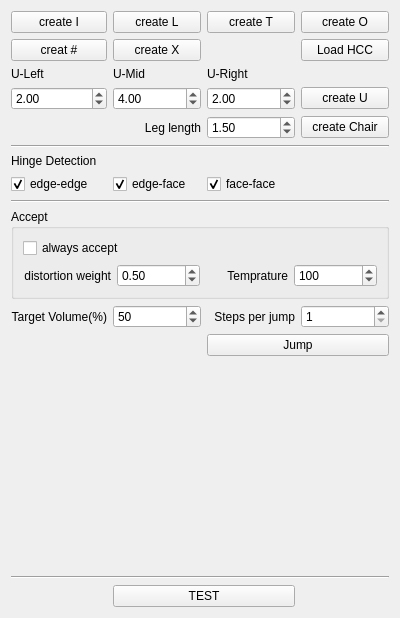
This is Foldabilizer/FoldabilizerWidget.ui in letienhung/fold-hcc as Qt 5 draws it before an edit. The edited form follows.
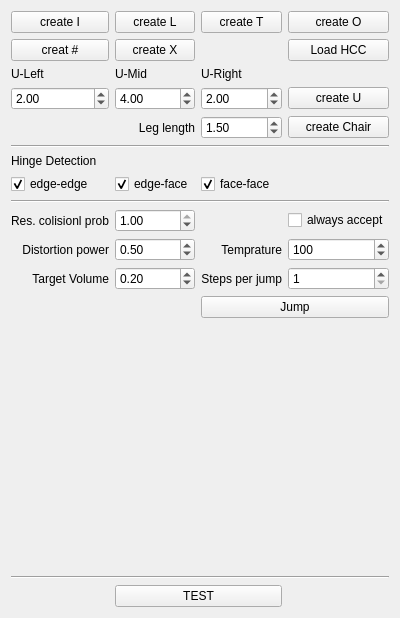
This is the edited form.

Commit message: limited proposeJump to hingeFolding sampled intersection between boxes

The edit to the form file:
```diff
--- a/Foldabilizer/FoldabilizerWidget.ui
+++ b/Foldabilizer/FoldabilizerWidget.ui
@@ -26,6 +26,60 @@
    <string>Form</string>
   </property>
   <layout class="QGridLayout" name="gridLayout">
+   <item row="3" column="0">
+    <widget class="QDoubleSpinBox" name="ULeft">
+     <property name="singleStep">
+      <double>0.500000000000000</double>
+     </property>
+     <property name="value">
+      <double>2.000000000000000</double>
+     </property>
+    </widget>
+   </item>
+   <item row="15" column="3">
+    <widget class="QSpinBox" name="stepsPerJump">
+     <property name="minimum">
+      <number>1</number>
+     </property>
+     <property name="maximum">
+      <number>10000</number>
+     </property>
+     <property name="singleStep">
+      <number>100</number>
+     </property>
+     <property name="value">
+      <number>1</number>
+     </property>
+    </widget>
+   </item>
+   <item row="0" column="3">
+    <widget class="QPushButton" name="createO">
+     <property name="text">
+      <string>create O</string>
+     </property>
+    </widget>
+   </item>
+   <item row="19" column="0" colspan="4">
+    <widget class="Line" name="line_2">
+     <property name="orientation">
+      <enum>Qt::Horizontal</enum>
+     </property>
+    </widget>
+   </item>
+   <item row="4" column="3">
+    <widget class="QPushButton" name="createChair">
+     <property name="text">
+      <string>create Chair</string>
+     </property>
+    </widget>
+   </item>
+   <item row="16" column="2" colspan="2">
+    <widget class="QPushButton" name="jumpButton">
+     <property name="text">
+      <string>Jump</string>
+     </property>
+    </widget>
+   </item>
    <item row="4" column="2">
     <widget class="QDoubleSpinBox" name="legLength">
      <property name="minimum">
@@ -42,71 +96,6 @@
      </property>
     </widget>
    </item>
-   <item row="9" column="0" colspan="4">
-    <widget class="QGroupBox" name="groupBox_2">
-     <property name="title">
-      <string>Accept</string>
-     </property>
-     <layout class="QGridLayout" name="gridLayout_3">
-      <item row="3" column="2">
-       <widget class="QLabel" name="label_3">
-        <property name="frameShape">
-         <enum>QFrame::NoFrame</enum>
-        </property>
-        <property name="text">
-         <string>Temprature</string>
-        </property>
-        <property name="alignment">
-         <set>Qt::AlignRight|Qt::AlignTrailing|Qt::AlignVCenter</set>
-        </property>
-       </widget>
-      </item>
-      <item row="3" column="1">
-       <widget class="QDoubleSpinBox" name="distWeight">
-        <property name="singleStep">
-         <double>0.100000000000000</double>
-        </property>
-        <property name="value">
-         <double>0.500000000000000</double>
-        </property>
-       </widget>
-      </item>
-      <item row="3" column="3">
-       <widget class="QSpinBox" name="temprature">
-        <property name="minimum">
-         <number>1</number>
-        </property>
-        <property name="maximum">
-         <number>1000</number>
-        </property>
-        <property name="singleStep">
-         <number>10</number>
-        </property>
-        <property name="value">
-         <number>100</number>
-        </property>
-       </widget>
-      </item>
-      <item row="1" column="0" colspan="2">
-       <widget class="QCheckBox" name="alwaysAccept">
-        <property name="text">
-         <string>always accept</string>
-        </property>
-       </widget>
-      </item>
-      <item row="3" column="0">
-       <widget class="QLabel" name="label_4">
-        <property name="text">
-         <string>distortion weight</string>
-        </property>
-        <property name="alignment">
-         <set>Qt::AlignRight|Qt::AlignTrailing|Qt::AlignVCenter</set>
-        </property>
-       </widget>
-      </item>
-     </layout>
-    </widget>
-   </item>
    <item row="3" column="3">
     <widget class="QPushButton" name="createU">
      <property name="text">
@@ -138,7 +127,7 @@
      </property>
     </widget>
    </item>
-   <item row="19" column="1" colspan="2">
+   <item row="21" column="1" colspan="2">
     <widget class="QPushButton" name="test">
      <property name="text">
       <string>TEST</string>
@@ -162,13 +151,6 @@
      </property>
     </widget>
    </item>
-   <item row="17" column="0" colspan="4">
-    <widget class="Line" name="line_2">
-     <property name="orientation">
-      <enum>Qt::Horizontal</enum>
-     </property>
-    </widget>
-   </item>
    <item row="0" column="2">
     <widget class="QPushButton" name="createT">
      <property name="text">
@@ -176,13 +158,6 @@
      </property>
     </widget>
    </item>
-   <item row="4" column="3">
-    <widget class="QPushButton" name="createChair">
-     <property name="text">
-      <string>create Chair</string>
-     </property>
-    </widget>
-   </item>
    <item row="4" column="1">
     <widget class="QLabel" name="label">
      <property name="text">
@@ -203,53 +178,17 @@
      </property>
     </widget>
    </item>
-   <item row="3" column="0">
-    <widget class="QDoubleSpinBox" name="ULeft">
-     <property name="singleStep">
-      <double>0.500000000000000</double>
-     </property>
-     <property name="value">
-      <double>2.000000000000000</double>
-     </property>
-    </widget>
-   </item>
-   <item row="13" column="3">
-    <widget class="QSpinBox" name="stepsPerJump">
-     <property name="minimum">
-      <number>1</number>
-     </property>
-     <property name="maximum">
-      <number>10000</number>
-     </property>
-     <property name="singleStep">
-      <number>100</number>
-     </property>
-     <property name="value">
-      <number>1</number>
-     </property>
-    </widget>
-   </item>
-   <item row="13" column="0">
+   <item row="15" column="0">
     <widget class="QLabel" name="label_5">
      <property name="text">
-      <string>Target Volume(%)</string>
+      <string>Target Volume</string>
      </property>
      <property name="alignment">
       <set>Qt::AlignRight|Qt::AlignTrailing|Qt::AlignVCenter</set>
      </property>
     </widget>
    </item>
-   <item row="13" column="1">
-    <widget class="QSpinBox" name="targetV">
-     <property name="singleStep">
-      <number>10</number>
-     </property>
-     <property name="value">
-      <number>50</number>
-     </property>
-    </widget>
-   </item>
-   <item row="16" column="0">
+   <item row="18" column="0">
     <spacer name="verticalSpacer">
      <property name="orientation">
       <enum>Qt::Vertical</enum>
@@ -269,7 +208,7 @@
      </property>
     </widget>
    </item>
-   <item row="13" column="2">
+   <item row="15" column="2">
     <widget class="QLabel" name="dsfs">
      <property name="text">
       <string>Steps per jump</string>
@@ -293,20 +232,6 @@
      </property>
     </widget>
    </item>
-   <item row="14" column="2" colspan="2">
-    <widget class="QPushButton" name="jumpButton">
-     <property name="text">
-      <string>Jump</string>
-     </property>
-    </widget>
-   </item>
-   <item row="0" column="3">
-    <widget class="QPushButton" name="createO">
-     <property name="text">
-      <string>create O</string>
-     </property>
-    </widget>
-   </item>
    <item row="1" column="0">
     <widget class="QPushButton" name="createSharp">
      <property name="text">
@@ -362,6 +287,95 @@
      </property>
     </widget>
    </item>
+   <item row="13" column="1">
+    <widget class="QDoubleSpinBox" name="distWeight">
+     <property name="singleStep">
+      <double>0.100000000000000</double>
+     </property>
+     <property name="value">
+      <double>0.500000000000000</double>
+     </property>
+    </widget>
+   </item>
+   <item row="13" column="0">
+    <widget class="QLabel" name="label_4">
+     <property name="text">
+      <string>Distortion power</string>
+     </property>
+     <property name="alignment">
+      <set>Qt::AlignRight|Qt::AlignTrailing|Qt::AlignVCenter</set>
+     </property>
+    </widget>
+   </item>
+   <item row="13" column="3">
+    <widget class="QSpinBox" name="temprature">
+     <property name="minimum">
+      <number>1</number>
+     </property>
+     <property name="maximum">
+      <number>1000</number>
+     </property>
+     <property name="singleStep">
+      <number>10</number>
+     </property>
+     <property name="value">
+      <number>100</number>
+     </property>
+    </widget>
+   </item>
+   <item row="13" column="2">
+    <widget class="QLabel" name="label_3">
+     <property name="frameShape">
+      <enum>QFrame::NoFrame</enum>
+     </property>
+     <property name="text">
+      <string>Temprature</string>
+     </property>
+     <property name="alignment">
+      <set>Qt::AlignRight|Qt::AlignTrailing|Qt::AlignVCenter</set>
+     </property>
+    </widget>
+   </item>
+   <item row="15" column="1">
+    <widget class="QDoubleSpinBox" name="targetV">
+     <property name="maximum">
+      <double>1.000000000000000</double>
+     </property>
+     <property name="singleStep">
+      <double>0.100000000000000</double>
+     </property>
+     <property name="value">
+      <double>0.200000000000000</double>
+     </property>
+    </widget>
+   </item>
+   <item row="9" column="0">
+    <widget class="QLabel" name="label_6">
+     <property name="text">
+      <string>Res. colisionl prob</string>
+     </property>
+    </widget>
+   </item>
+   <item row="9" column="1">
+    <widget class="QDoubleSpinBox" name="resCollProb">
+     <property name="maximum">
+      <double>1.000000000000000</double>
+     </property>
+     <property name="singleStep">
+      <double>0.100000000000000</double>
+     </property>
+     <property name="value">
+      <double>1.000000000000000</double>
+     </property>
+    </widget>
+   </item>
+   <item row="9" column="3">
+    <widget class="QCheckBox" name="alwaysAccept">
+     <property name="text">
+      <string>always accept</string>
+     </property>
+    </widget>
+   </item>
   </layout>
  </widget>
  <resources/>
```
The commit also changes 20 other files.
